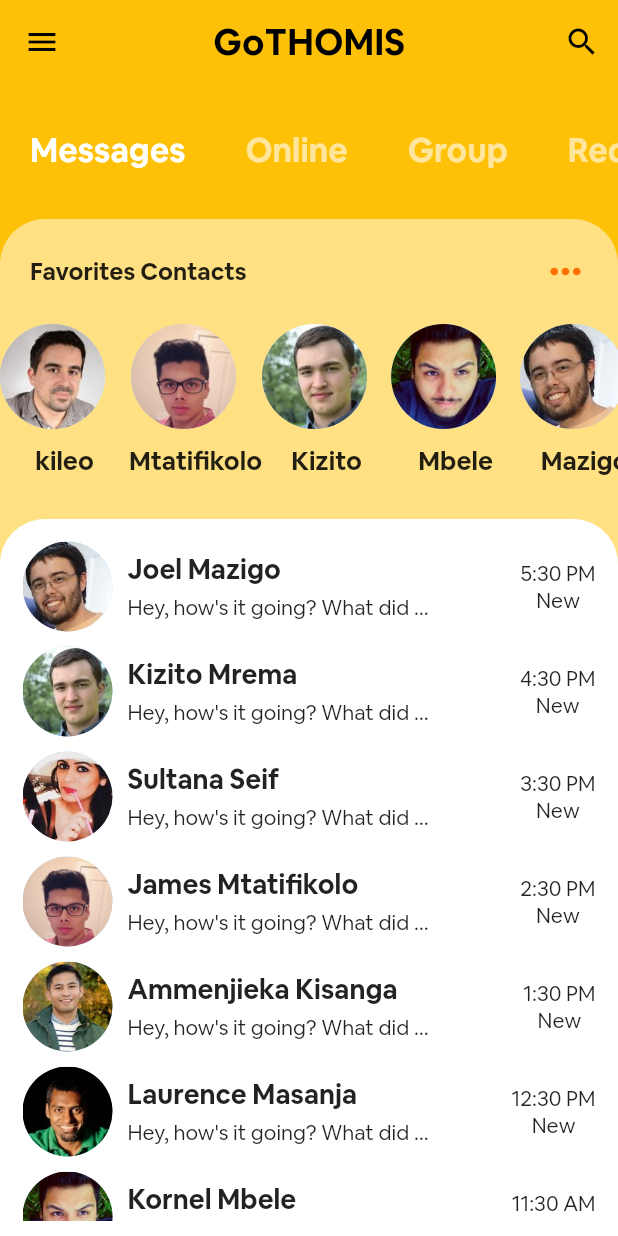
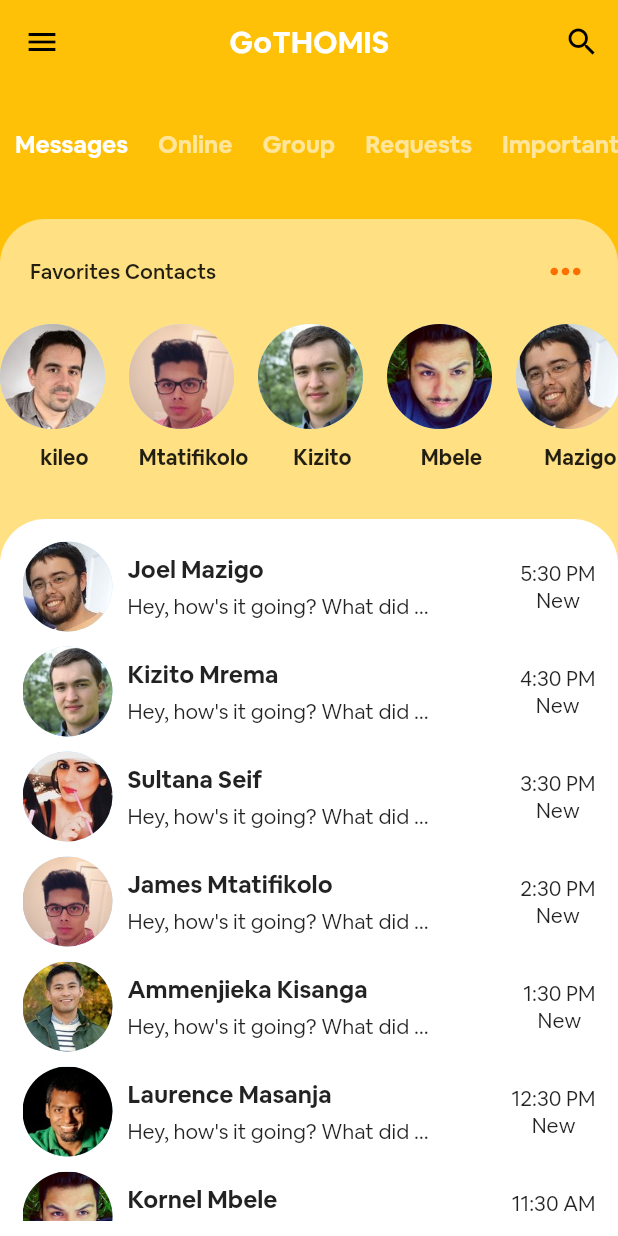
Before and after one commit to Kajabukama/chatapp, a Flutter app: the screen it shows after launch, on a phone screen of 412 x 824 dp. Run offline on Flutter 3.47's test engine with Material 2 defaults, Android fonts, the phone set to English and light mode, and no system bars; project files that could hold a hidden picture were left out.

Commit message:
modified typography

```diff
--- a/lib/screens/home_screen.dart
+++ b/lib/screens/home_screen.dart
@@ -17,8 +17,8 @@ class _HomeScreenState extends State<HomeScreen> {
         title: Text(
           'GoTHOMIS',
           style: TextStyle(
-            fontSize: 24.0,
-            color: Colors.black,
+            fontSize: 20.0,
+            color: Colors.white,
             fontWeight: FontWeight.bold,
           ),
         ),
--- a/lib/widgets/category_selector.dart
+++ b/lib/widgets/category_selector.dart
@@ -6,7 +6,14 @@ class CategorySelector extends StatefulWidget {
 
 class _CategorySelectorState extends State<CategorySelector> {
   int selectedIndex = 0;
-  final List<String> categories = ['Messages', 'Online', 'Group', 'Requests'];
+  final List<String> categories = [
+    'Messages',
+    'Online',
+    'Group',
+    'Requests',
+    'Important',
+    'Pending'
+  ];
   @override
   Widget build(BuildContext context) {
     return Container(
@@ -18,7 +25,7 @@ class _CategorySelectorState extends State<CategorySelector> {
         itemBuilder: (context, index) {
           return Container(
             padding: EdgeInsets.symmetric(
-              horizontal: 20.0,
+              horizontal: 10.0,
               vertical: 30.0,
             ),
             child: GestureDetector(
@@ -30,7 +37,7 @@ class _CategorySelectorState extends State<CategorySelector> {
               child: Text(
                 categories[index],
                 style: TextStyle(
-                    fontSize: 22.0,
+                    fontSize: 16.0,
                     color:
                         index == selectedIndex ? Colors.white : Colors.white60,
                     wordSpacing: 1.3,
--- a/lib/widgets/favorite_contacts.dart
+++ b/lib/widgets/favorite_contacts.dart
@@ -17,8 +17,8 @@ class FavoriteContact extends StatelessWidget {
               Text(
                 'Favorites Contacts',
                 style: TextStyle(
-                  fontSize: 16.0,
-                  fontWeight: FontWeight.bold,
+                  fontSize: 14.0,
+                  fontWeight: FontWeight.w500,
                 ),
               ),
               Icon(
@@ -53,7 +53,7 @@ class FavoriteContact extends StatelessWidget {
                   Text(
                     favorites[index].username,
                     style:
-                        TextStyle(fontSize: 17.0, fontWeight: FontWeight.bold),
+                        TextStyle(fontSize: 14.0, fontWeight: FontWeight.bold),
                   ),
                 ],
               );
--- a/lib/widgets/recent_chats.dart
+++ b/lib/widgets/recent_chats.dart
@@ -49,7 +49,7 @@ class RecentChat extends StatelessWidget {
                             Text(
                               chat.sender.name,
                               style: TextStyle(
-                                fontSize: 18.0,
+                                fontSize: 16.0,
                                 fontWeight: FontWeight.bold,
                               ),
                             ),
```
